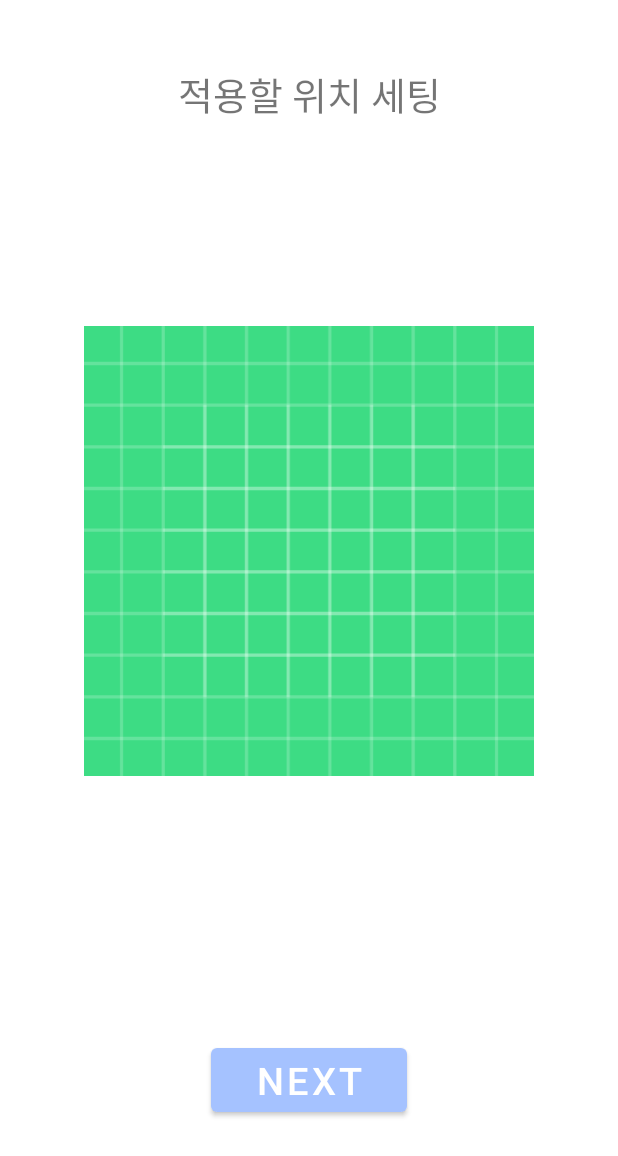
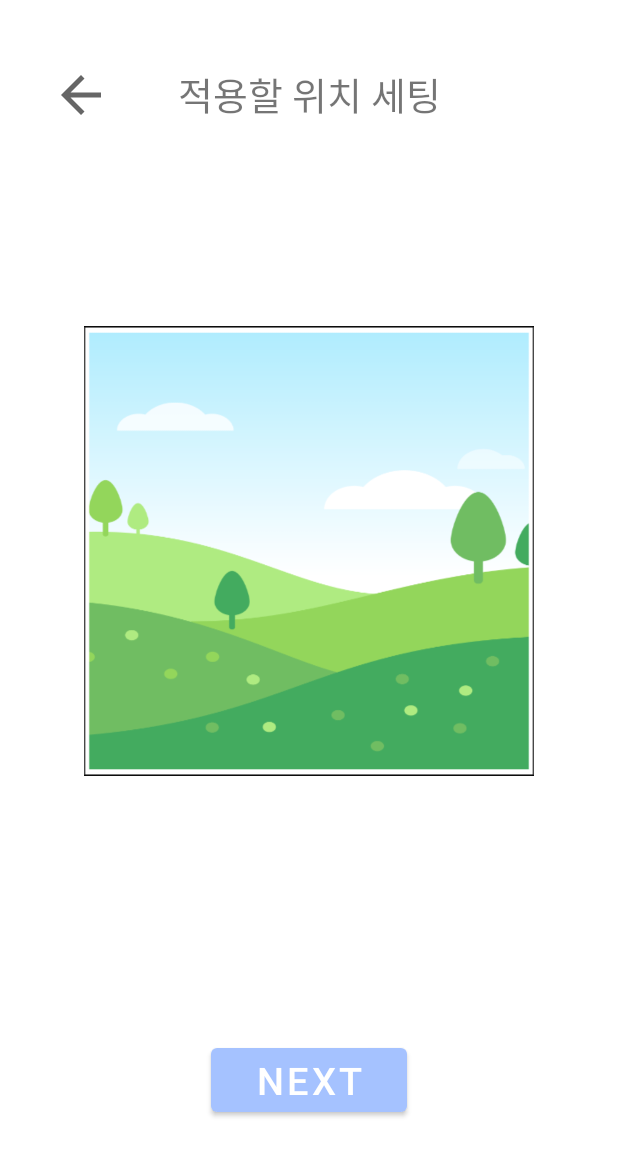
Before and after one commit to Oscar-World/CrazyMotion, an Android app: the EditImage screen opened directly, with no data from a screen before it, on a phone screen of 412 x 824 dp. Shown: the top 1156 px of the screen. Run offline under Robolectric (Android 15) with nearby library versions, the light colour scheme and no system bars.

Commit message:
layout setting

```diff
--- a/app/build.gradle
+++ b/app/build.gradle
@@ -46,4 +46,6 @@ dependencies {
     testImplementation 'junit:junit:4.13.2'
     androidTestImplementation 'androidx.test.ext:junit:1.1.3'
     androidTestImplementation 'androidx.test.espresso:espresso-core:3.4.0'
+    implementation 'com.github.bumptech.glide:glide:4.11.0'
+    annotationProcessor 'com.github.bumptech.glide:compiler:4.11.0'
 }
--- a/app/src/main/AndroidManifest.xml
+++ b/app/src/main/AndroidManifest.xml
@@ -1,6 +1,9 @@
 <?xml version="1.0" encoding="utf-8"?>
 <manifest xmlns:android="http://schemas.android.com/apk/res/android"
     package="com.example.crazymotion">
+
+    <uses-permission android:name="android.permission.WRITE_EXTERNAL_STORAGE"/>
+    <uses-permission android:name="android.permission.READ_EXTERNAL_STORAGE"/>
 
     <application
         android:allowBackup="true"
--- a/app/src/main/java/com/example/crazymotion/EditImage.kt
+++ b/app/src/main/java/com/example/crazymotion/EditImage.kt
@@ -1,16 +1,37 @@
 package com.example.crazymotion
 
+import android.content.Intent
 import androidx.appcompat.app.AppCompatActivity
 import android.os.Bundle
 import android.util.Log
+import android.view.View
+import com.example.crazymotion.databinding.ActivityEditImageBinding
 
 class EditImage : AppCompatActivity() {
 
     val TAG = "이미지 수정 액티비티"
 
+    private var mbinding: ActivityEditImageBinding? = null
+    private val binding get() = mbinding!!
+
     override fun onCreate(savedInstanceState: Bundle?) {
         super.onCreate(savedInstanceState)
-        setContentView(R.layout.activity_edit_image)
+//        setContentView(R.layout.activity_edit_image)
+        mbinding = ActivityEditImageBinding.inflate(layoutInflater)
+        setContentView(binding.root)
+
+        binding.backBtnEdit.setOnClickListener(View.OnClickListener {
+            finish()
+        })
+
+        binding.nextBtnEdit.setOnClickListener(View.OnClickListener {
+            var intent = Intent(this,ApplyAnim::class.java)
+            startActivity(intent)
+        })
+
+
+
+
     } // onCreate()
 
     override fun onStart() {
--- a/app/src/main/res/layout/activity_edit_image.xml
+++ b/app/src/main/res/layout/activity_edit_image.xml
@@ -17,12 +17,25 @@
         app:layout_constraintTop_toTopOf="parent"
         app:layout_constraintVertical_bias="0.055" />
 
+    <ImageButton
+        android:id="@+id/backBtn_Edit"
+        android:layout_width="40dp"
+        android:layout_height="40dp"
+        app:layout_constraintBottom_toBottomOf="parent"
+        app:srcCompat="?attr/actionModeCloseDrawable"
+        android:scaleType="fitCenter"
+        android:background="#00000000"
+        app:layout_constraintHorizontal_bias="0.092"
+        app:layout_constraintLeft_toLeftOf="parent"
+        app:layout_constraintRight_toRightOf="parent"
+        app:layout_constraintTop_toTopOf="parent"
+        app:layout_constraintVertical_bias="0.055" />
 
     <ImageView
         android:id="@+id/editImage_Edit"
         android:layout_width="300dp"
         android:layout_height="300dp"
-        android:background="@drawable/ic_launcher_background"
+        android:background="@drawable/album"
         app:layout_constraintBottom_toBottomOf="parent"
         app:layout_constraintLeft_toLeftOf="parent"
         app:layout_constraintRight_toRightOf="parent"
```
Also changed, not shown: app/src/main/java/com/example/crazymotion/ApplyAnim.kt (+15 -1 lines), app/src/main/java/com/example/crazymotion/MainActivity.kt (+57 -5 lines), app/src/main/res/layout/activity_apply_anim.xml (+25 -5 lines).
